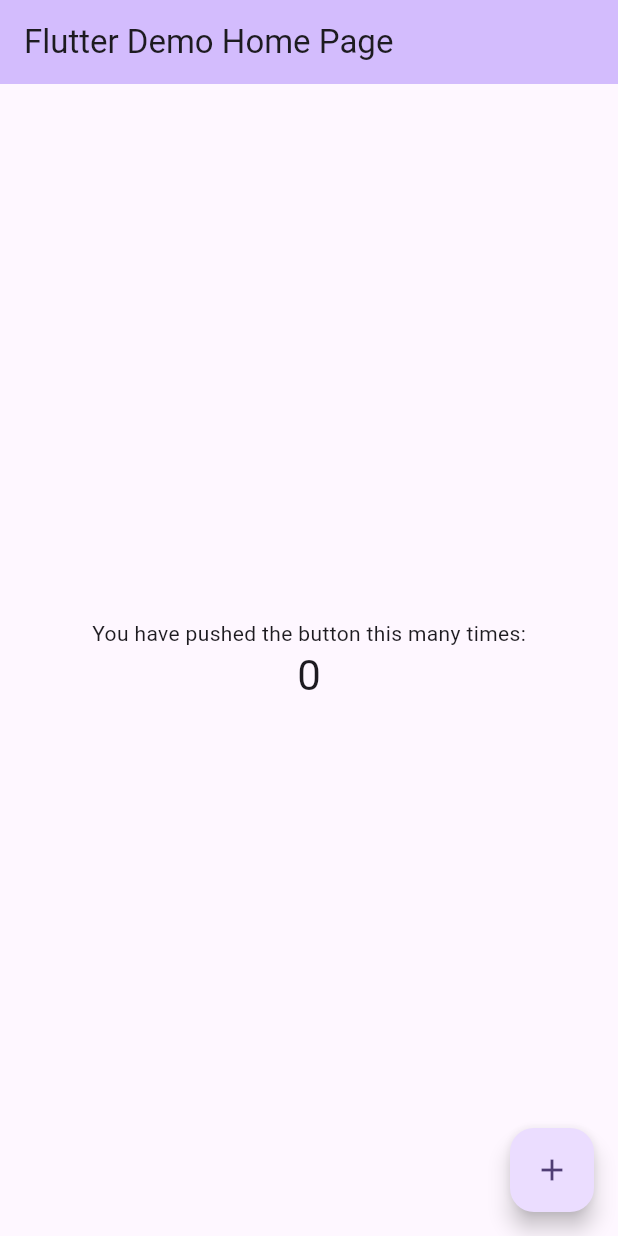
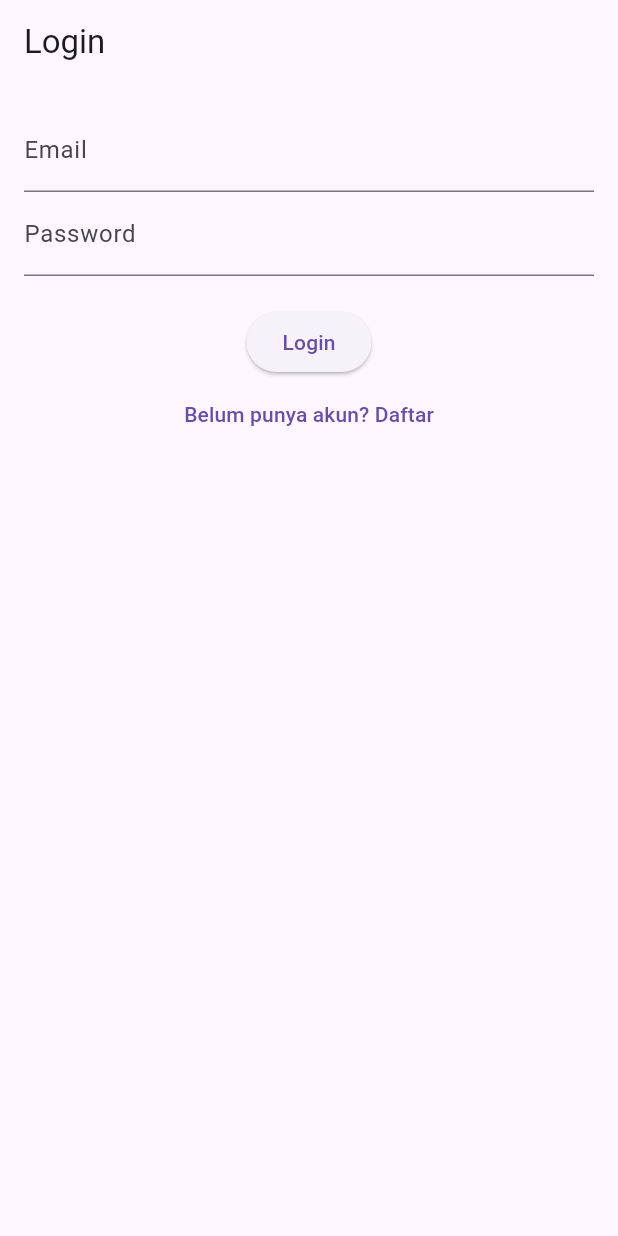
Before and after one commit to afiqmuhammad/bengkelku, a Flutter app: the screen it shows after launch, on a phone screen of 412 x 824 dp. Run offline on Flutter 3.47's test engine with Material 3 defaults, Android fonts, the phone set to English and light mode, and no system bars; our stand-ins replace supabase_flutter; accounts and stored records are empty.

Commit message:
login,register

```diff
--- a/lib/main.dart
+++ b/lib/main.dart
@@ -1,122 +1,27 @@
 import 'package:flutter/material.dart';
+import 'config/supabase_config.dart';
+import 'screens/auth/login_screen.dart';
+import 'screens/auth/register_screen.dart';
 
-void main() {
+void main() async {
+  WidgetsFlutterBinding.ensureInitialized();
+  await SupabaseConfig.init();
   runApp(const MyApp());
 }
 
 class MyApp extends StatelessWidget {
   const MyApp({super.key});
 
-  // This widget is the root of your application.
   @override
   Widget build(BuildContext context) {
     return MaterialApp(
-      title: 'Flutter Demo',
-      theme: ThemeData(
-        // This is the theme of your application.
-        //
-        // TRY THIS: Try running your application with "flutter run". You'll see
-        // the application has a purple toolbar. Then, without quitting the app,
-        // try changing the seedColor in the colorScheme below to Colors.green
-        // and then invoke "hot reload" (save your changes or press the "hot
-        // reload" button in a Flutter-supported IDE, or press "r" if you used
-        // the command line to start the app).
-        //
-        // Notice that the counter didn't reset back to zero; the application
-        // state is not lost during the reload. To reset the state, use hot
-        // restart instead.
-        //
-        // This works for code too, not just values: Most code changes can be
-        // tested with just a hot reload.
-        colorScheme: ColorScheme.fromSeed(seedColor: Colors.deepPurple),
-      ),
-      home: const MyHomePage(title: 'Flutter Demo Home Page'),
+      title: 'Bengkel Stecu',
+      theme: ThemeData(primarySwatch: Colors.teal),
+      initialRoute: '/login',
+      routes: {
+        '/login': (context) => const LoginScreen(),
+        '/register': (context) => const RegisterScreen(),
+      },
     );
   }
 }
-
-class MyHomePage extends StatefulWidget {
-  const MyHomePage({super.key, required this.title});
-
-  // This widget is the home page of your application. It is stateful, meaning
-  // that it has a State object (defined below) that contains fields that affect
-  // how it looks.
-
-  // This class is the configuration for the state. It holds the values (in this
-  // case the title) provided by the parent (in this case the App widget) and
-  // used by the build method of the State. Fields in a Widget subclass are
-  // always marked "final".
-
-  final String title;
-
-  @override
-  State<MyHomePage> createState() => _MyHomePageState();
-}
-
-class _MyHomePageState extends State<MyHomePage> {
-  int _counter = 0;
-
-  void _incrementCounter() {
-    setState(() {
-      // This call to setState tells the Flutter framework that something has
-      // changed in this State, which causes it to rerun the build method below
-      // so that the display can reflect the updated values. If we changed
-      // _counter without calling setState(), then the build method would not be
-      // called again, and so nothing would appear to happen.
-      _counter++;
-    });
-  }
-
-  @override
-  Widget build(BuildContext context) {
-    // This method is rerun every time setState is called, for instance as done
-    // by the _incrementCounter method above.
-    //
-    // The Flutter framework has been optimized to make rerunning build methods
-    // fast, so that you can just rebuild anything that needs updating rather
-    // than having to individually change instances of widgets.
-    return Scaffold(
-      appBar: AppBar(
-        // TRY THIS: Try changing the color here to a specific color (to
-        // Colors.amber, perhaps?) and trigger a hot reload to see the AppBar
-        // change color while the other colors stay the same.
-        backgroundColor: Theme.of(context).colorScheme.inversePrimary,
-        // Here we take the value from the MyHomePage object that was created by
-        // the App.build method, and use it to set our appbar title.
-        title: Text(widget.title),
-      ),
-      body: Center(
-        // Center is a layout widget. It takes a single child and positions it
-        // in the middle of the parent.
-        child: Column(
-          // Column is also a layout widget. It takes a list of children and
-          // arranges them vertically. By default, it sizes itself to fit its
-          // children horizontally, and tries to be as tall as its parent.
-          //
-          // Column has various properties to control how it sizes itself and
-          // how it positions its children. Here we use mainAxisAlignment to
-          // center the children vertically; the main axis here is the vertical
-          // axis because Columns are vertical (the cross axis would be
-          // horizontal).
-          //
-          // TRY THIS: Invoke "debug painting" (choose the "Toggle Debug Paint"
-          // action in the IDE, or press "p" in the console), to see the
-          // wireframe for each widget.
-          mainAxisAlignment: MainAxisAlignment.center,
-          children: <Widget>[
-            const Text('You have pushed the button this many times:'),
-            Text(
-              '$_counter',
-              style: Theme.of(context).textTheme.headlineMedium,
-            ),
-          ],
-        ),
-      ),
-      floatingActionButton: FloatingActionButton(
-        onPressed: _incrementCounter,
-        tooltip: 'Increment',
-        child: const Icon(Icons.add),
-      ), // This trailing comma makes auto-formatting nicer for build methods.
-    );
-  }
-}
--- /dev/null
+++ b/lib/screens/auth/login_screen.dart
@@ -0,0 +1,71 @@
+import 'package:flutter/material.dart';
+import 'package:supabase_flutter/supabase_flutter.dart';
+
+class LoginScreen extends StatefulWidget {
+  const LoginScreen({super.key});
+
+  @override
+  State<LoginScreen> createState() => _LoginScreenState();
+}
+
+class _LoginScreenState extends State<LoginScreen> {
+  final _emailController = TextEditingController();
+  final _passwordController = TextEditingController();
+  bool _loading = false;
+
+  void _login() async {
+    setState(() => _loading = true);
+    try {
+      final response = await Supabase.instance.client.auth.signInWithPassword(
+        email: _emailController.text.trim(),
+        password: _passwordController.text.trim(),
+      );
+      if (response.session != null) {
+        Navigator.pushReplacementNamed(context, '/home');
+      } else {
+        _showError('Gagal login');
+      }
+    } catch (e) {
+      _showError('Error: $e');
+    }
+    setState(() => _loading = false);
+  }
+
+  void _showError(String message) {
+    ScaffoldMessenger.of(
+      context,
+    ).showSnackBar(SnackBar(content: Text(message)));
+  }
+
+  @override
+  Widget build(BuildContext context) {
+    return Scaffold(
+      appBar: AppBar(title: const Text("Login")),
+      body: Padding(
+        padding: const EdgeInsets.all(16),
+        child: Column(
+          children: [
+            TextField(
+              controller: _emailController,
+              decoration: const InputDecoration(labelText: "Email"),
+            ),
+            TextField(
+              controller: _passwordController,
+              obscureText: true,
+              decoration: const InputDecoration(labelText: "Password"),
+            ),
+            const SizedBox(height: 20),
+            ElevatedButton(
+              onPressed: _loading ? null : _login,
+              child: Text(_loading ? "Loading..." : "Login"),
+            ),
+            TextButton(
+              onPressed: () => Navigator.pushNamed(context, '/register'),
+              child: const Text("Belum punya akun? Daftar"),
+            ),
+          ],
+        ),
+      ),
+    );
+  }
+}
--- a/pubspec.yaml
+++ b/pubspec.yaml
@@ -28,12 +28,16 @@ environment:
 # the latest version available on pub.dev. To see which dependencies have newer
 # versions available, run `flutter pub outdated`.
 dependencies:
+  supabase_flutter: ^2.9.1
   flutter:
     sdk: flutter
+  fl_chart: ^0.66.0
+  intl: 0.17.0
 
   # The following adds the Cupertino Icons font to your application.
   # Use with the CupertinoIcons class for iOS style icons.
   cupertino_icons: ^1.0.8
+  uuid: ^4.5.1
 
 dev_dependencies:
   flutter_test:
```
Also changed, not shown: lib/config/supabase_config.dart (added, +13 -0 lines), lib/screens/auth/register_screen.dart (added, +67 -0 lines), lib/screens/home_screen.dart (added), pubspec.lock, 3 other files.
